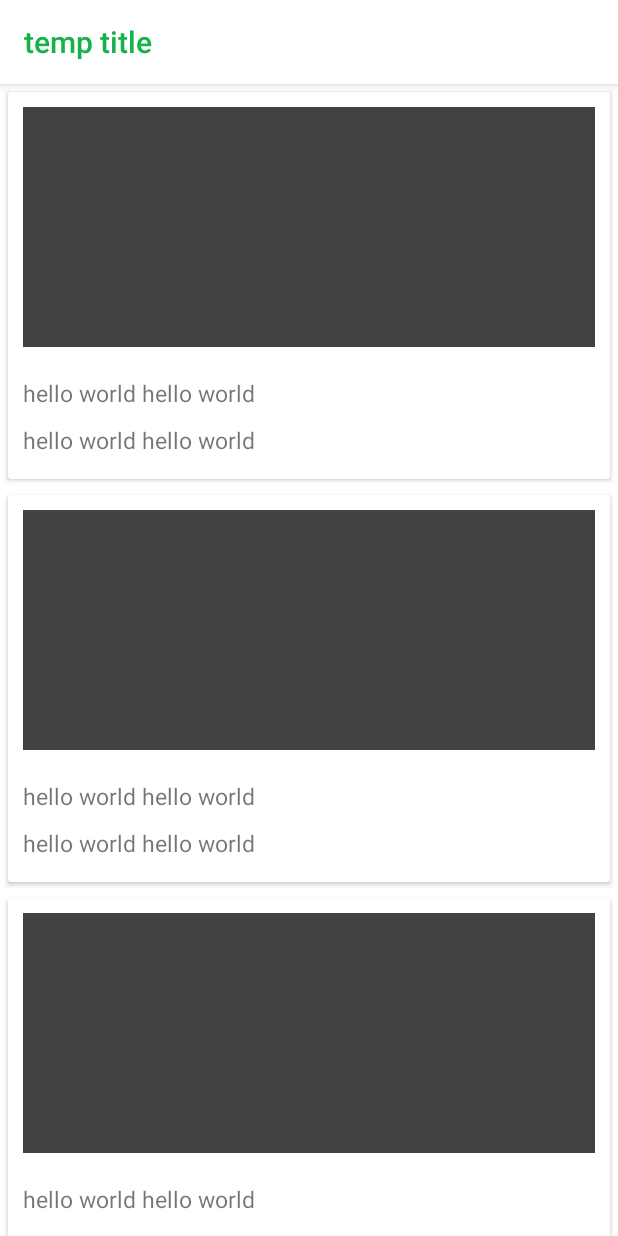
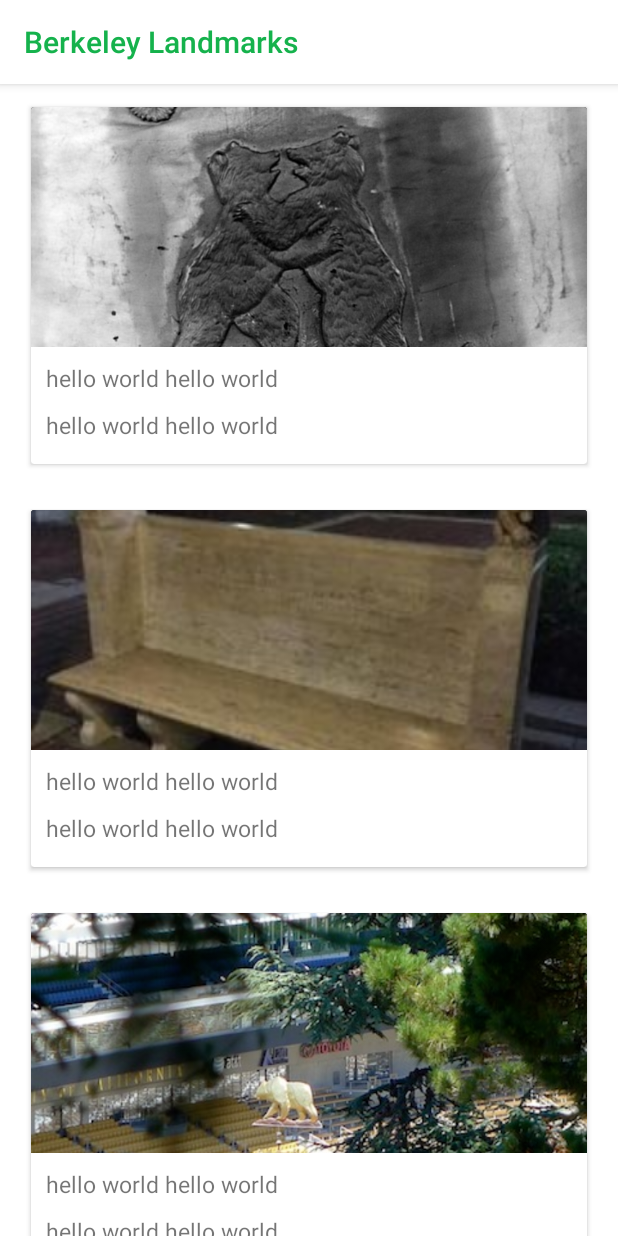
Before and after one commit to taoong/location-based-message-board, an Android app: the screen it shows after launch (MainActivity), on a phone screen of 412 x 824 dp. Run offline under Robolectric (Android 15) with nearby library versions, the phone set to English and light mode, and no system bars.

Commit message:
Landmark feed front-end completed.

```diff
--- a/app/src/main/java/com/example/cs160_sp18/prog3/Landmark.java
+++ b/app/src/main/java/com/example/cs160_sp18/prog3/Landmark.java
@@ -1,4 +1,7 @@
 package com.example.cs160_sp18.prog3;
+
+import android.graphics.drawable.Drawable;
+import android.net.Uri;
 
 /**
  * Created by taoong on 4/13/18.
@@ -7,10 +10,12 @@ package com.example.cs160_sp18.prog3;
 public class Landmark {
     public String name;
     public String distance;
+    public int thumbnail;
 
-    Landmark(String text, String username) {
+    Landmark(String text, String username, int thumbnail) {
         this.name = text;
         this.distance = username;
+        this.thumbnail = thumbnail;
     }
 
     protected void getDistance() {
--- a/app/src/main/java/com/example/cs160_sp18/prog3/MainActivity.java
+++ b/app/src/main/java/com/example/cs160_sp18/prog3/MainActivity.java
@@ -1,5 +1,6 @@
 package com.example.cs160_sp18.prog3;
 
+import android.net.Uri;
 import android.support.design.widget.CoordinatorLayout;
 import android.support.v7.app.AppCompatActivity;
 import android.os.Bundle;
@@ -27,12 +28,6 @@ public class MainActivity extends AppCompatActivity {
         super.onCreate(savedInstanceState);
         setContentView(R.layout.activity_landmark_feed);
 
-        // TODO: replace this with the name of the landmark the user chose
-        String landmarkName = "test landmark";
-
-        // sets the app bar's title
-        setTitle(landmarkName + ": Posts");
-
         layout = (CoordinatorLayout) findViewById(R.id.landmark_layout);
 
         mToolbar = (Toolbar) findViewById(R.id.main_toolbar);
@@ -57,10 +52,10 @@ public class MainActivity extends AppCompatActivity {
 
     private void makeTestLandmarks() {
         String randomString = "hello world hello world ";
-        Landmark test1 = new Landmark(randomString, randomString);
-        Landmark test2 = new Landmark(randomString, randomString);
-        Landmark test3 = new Landmark(randomString, randomString);
-        Landmark test4 = new Landmark(randomString, randomString);
+        Landmark test1 = new Landmark(randomString, randomString, R.drawable.bell_bears);
+        Landmark test2 = new Landmark(randomString, randomString, R.drawable.bench_bears);
+        Landmark test3 = new Landmark(randomString, randomString, R.drawable.in_stadium);
+        Landmark test4 = new Landmark(randomString, randomString, R.drawable.mlk_bear);
         mLandmarks.add(test1);
         mLandmarks.add(test2);
         mLandmarks.add(test3);
--- a/app/src/main/java/com/example/cs160_sp18/prog3/MainAdapter.java
+++ b/app/src/main/java/com/example/cs160_sp18/prog3/MainAdapter.java
@@ -1,6 +1,7 @@
 package com.example.cs160_sp18.prog3;
 
 import android.content.Context;
+import android.content.Intent;
 import android.support.v7.widget.CardView;
 import android.support.v7.widget.RecyclerView;
 import android.view.LayoutInflater;
@@ -10,6 +11,7 @@ import android.widget.ImageView;
 import android.widget.RelativeLayout;
 import android.widget.TextView;
 
+import java.io.InputStream;
 import java.util.ArrayList;
 
 /**
@@ -47,6 +49,7 @@ public class MainAdapter extends RecyclerView.Adapter {
     public int getItemCount() {
         return mLandmarks.size();
     }
+
 }
 
 class LandmarkViewHolder extends RecyclerView.ViewHolder {
@@ -55,18 +58,27 @@ class LandmarkViewHolder extends RecyclerView.ViewHolder {
     public ImageView mThumbnailImageView;
     public TextView mNameTextView;
     public TextView mDistanceTextView;
+    public View.OnClickListener mOnClickListener;
 
-    LandmarkViewHolder(View itemView) {
+    LandmarkViewHolder(final View itemView) {
         super(itemView);
         mLandmarkLayout = itemView.findViewById(R.id.landmark_cell_layout);
         mThumbnailImageView = mLandmarkLayout.findViewById(R.id.thumbnail);
         mNameTextView = mLandmarkLayout.findViewById(R.id.location_name);
         mDistanceTextView = mLandmarkLayout.findViewById(R.id.location_distance);
+        itemView.setOnClickListener(new View.OnClickListener() {
+            @Override
+            public void onClick(View view) {
+                Intent intent = new Intent(itemView.getContext(), CommentFeedActivity.class);
+                itemView.getContext().startActivity(intent);
+            }
+        });
     }
 
     void bind(Landmark landmark) {
         mNameTextView.setText(landmark.name);
         mDistanceTextView.setText(landmark.distance);
+        mThumbnailImageView.setImageResource(landmark.thumbnail);
     }
 
 }
--- a/app/src/main/res/layout/activity_landmark_feed.xml
+++ b/app/src/main/res/layout/activity_landmark_feed.xml
@@ -20,7 +20,7 @@
             android:layout_height="?attr/actionBarSize"
             android:background="@color/white"
             app:titleTextColor="@color/colorPrimaryDark"
-            app:title="temp title"
+            app:title="Berkeley Landmarks"
             android:elevation="4dp"
             android:theme="@style/ThemeOverlay.AppCompat.ActionBar"
             app:popupTheme="@style/ThemeOverlay.AppCompat.Dark"
--- a/app/src/main/res/layout/landmark_layout.xml
+++ b/app/src/main/res/layout/landmark_layout.xml
@@ -3,14 +3,22 @@
     android:id="@+id/landmark_cell_layout"
     android:orientation="vertical"
     android:layout_width="match_parent"
-    android:layout_height="wrap_content">
+    android:layout_height="wrap_content"
+    android:clickable="true"
+    android:focusable="true"
+    android:foreground="?android:attr/selectableItemBackground"
+    android:layout_marginTop="10dp"
+    android:layout_marginBottom="10dp"
+    android:layout_marginLeft="15dp"
+    android:layout_marginRight="15dp">
 
     <android.support.v7.widget.CardView
         android:id="@+id/card_view"
         android:layout_width="wrap_content"
         android:layout_height="wrap_content"
         android:layout_margin="5dp"
-        android:elevation="3dp">
+        android:elevation="3dp"
+        >
 
         <RelativeLayout
             android:layout_width="wrap_content"
@@ -23,7 +31,7 @@
                 android:contentDescription="@string/app_name"
                 android:layout_width="match_parent"
                 android:layout_height="160dp"
-                android:layout_margin="10dp"/>
+                android:scaleType="centerCrop"/>
 
             <TextView
                 android:id="@+id/location_name"
```
Also changed, not shown: app/src/main/AndroidManifest.xml (+10 -7 lines), app/src/main/java/com/example/cs160_sp18/prog3/CommentFeedActivity.java (+20 -0 lines).
